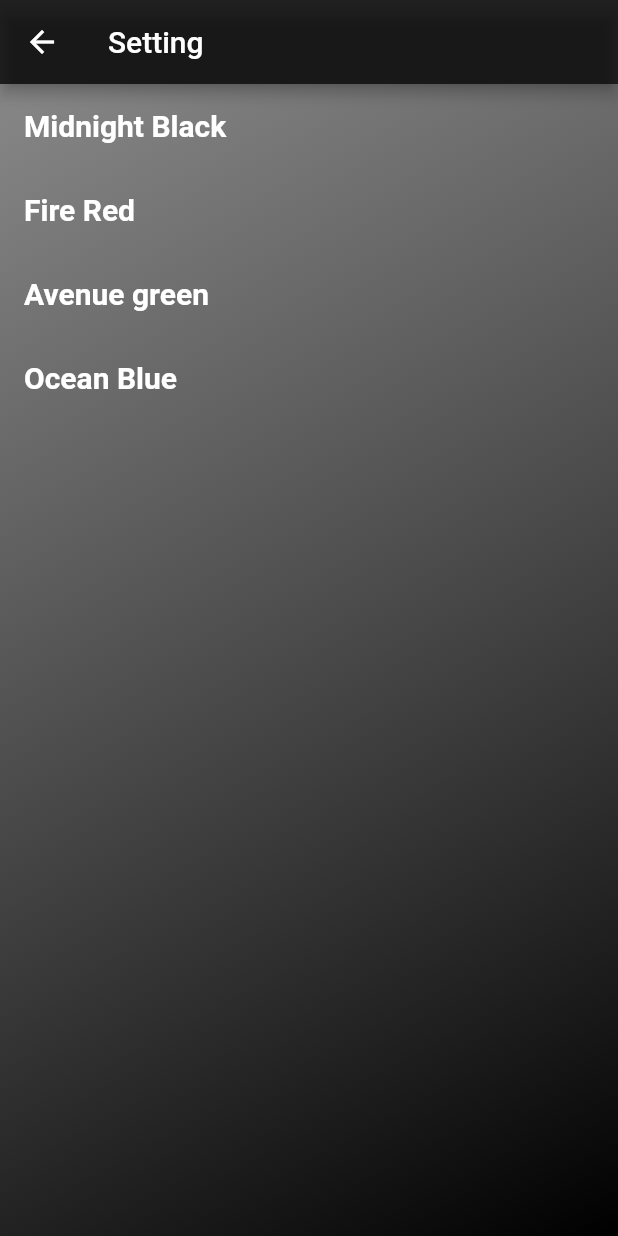
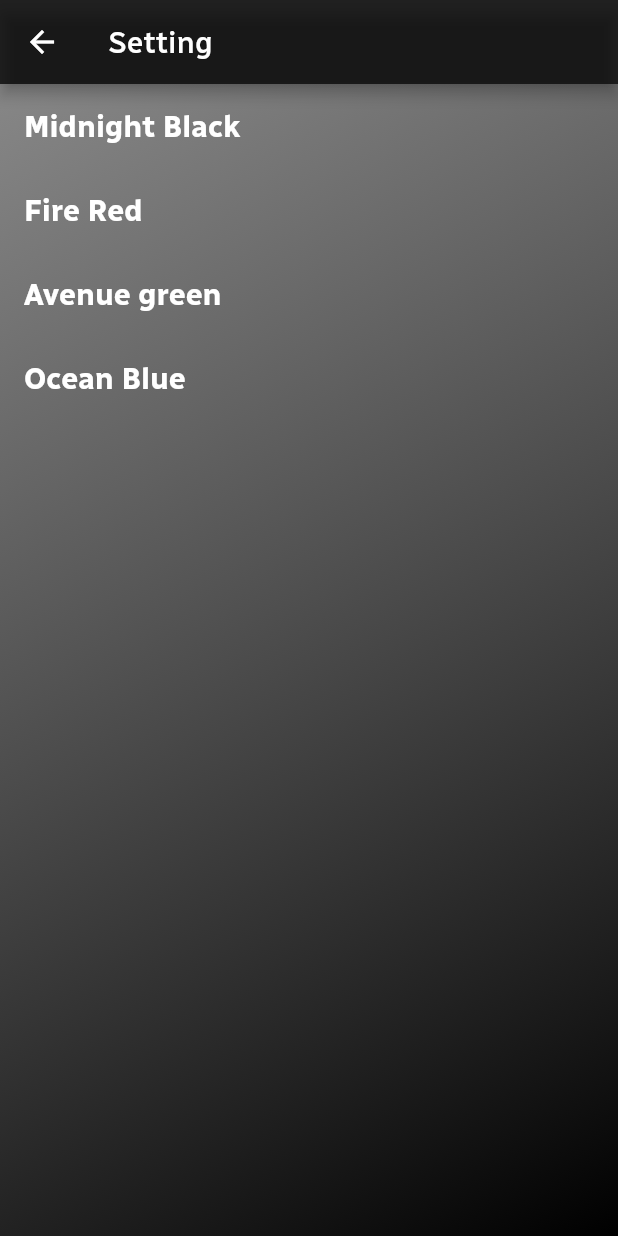
Before and after one commit to AkiUnleash/flutter_calculator, a Flutter app: the screen it shows after launch, after a tap on the "settings" icon, on a phone screen of 412 x 824 dp. Run offline on Flutter 3.47's test engine with Material 2 defaults, Android fonts, the phone set to English and light mode, and no system bars.

Commit message:
create font.

```diff
--- a/lib/components/button.dart
+++ b/lib/components/button.dart
@@ -22,6 +22,7 @@ class Button extends StatelessWidget {
       child: Text(
         text,
         style: const TextStyle(
+          fontFamily: 'RadioCanada',
           fontWeight: FontWeight.bold,
           fontSize: 24,
           color: Colors.white,
--- a/lib/main.dart
+++ b/lib/main.dart
@@ -12,8 +12,10 @@ class MyApp extends StatelessWidget {
   @override
   Widget build(BuildContext context) {
     return MaterialApp(
+      debugShowCheckedModeBanner: false,
       title: 'Flutter Demo',
       theme: ThemeData(
+        fontFamily: 'RadioCanada',
         primarySwatch: Colors.blue,
       ),
       home: const HomeScreen(title: 'Calculator'),
--- a/lib/screen/home.dart
+++ b/lib/screen/home.dart
@@ -43,6 +43,9 @@ class _HomeScreenState extends State<HomeScreen> {
   void _numberButton(double number) {
     setState(() {
       if (_isOperator == false) {
+        if (_displayNumber.toString().length >= 15) {
+          return;
+        }
         if (_pointInt == 0) {
           _displayNumber = (_displayNumber * 10) + number;
           _backNumber = _displayNumber;
@@ -205,6 +208,7 @@ class _HomeScreenState extends State<HomeScreen> {
                           formatter.format(_displayNumber),
                           textAlign: TextAlign.right,
                           style: const TextStyle(
+                            fontFamily: 'RadioCanada',
                             fontWeight: FontWeight.bold,
                             fontSize: 32,
                             color: Colors.white,
```
Also changed, not shown: pubspec.yaml (+6 -3 lines), lib/assets/fonts/RadioCanada-VariableFont_wdth,wght.ttf (added).
